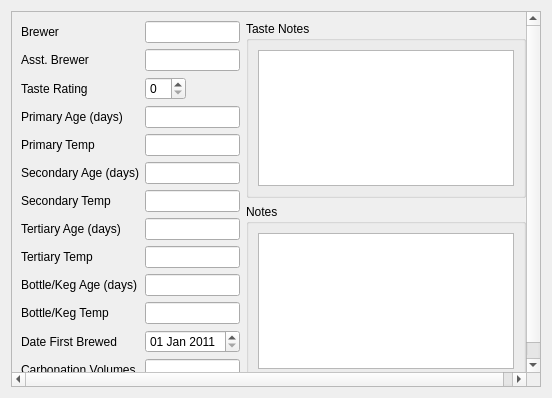
First picture: the form in ui/recipeExtrasWidget.ui, repository Brewtarget/brewtarget, before the edit.
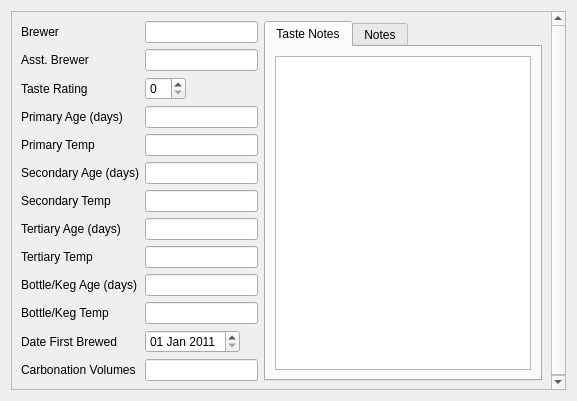
Second picture: the form after the edit.

Commit message: Compacted the style editor and recipe extras widgets.

What changed in the file:
```diff
--- a/ui/recipeExtrasWidget.ui
+++ b/ui/recipeExtrasWidget.ui
@@ -6,8 +6,8 @@
    <rect>
     <x>0</x>
     <y>0</y>
-    <width>552</width>
-    <height>398</height>
+    <width>577</width>
+    <height>401</height>
    </rect>
   </property>
   <property name="windowTitle">
@@ -24,8 +24,8 @@
        <rect>
         <x>0</x>
         <y>0</y>
-        <width>538</width>
-        <height>384</height>
+        <width>563</width>
+        <height>387</height>
        </rect>
       </property>
       <layout class="QHBoxLayout" name="horizontalLayout_4">
@@ -345,11 +345,15 @@
        <item>
         <layout class="QVBoxLayout" name="verticalLayout">
          <item>
-          <widget class="QGroupBox" name="groupBox">
-           <property name="title">
+          <widget class="QTabWidget" name="tabWidget">
+           <property name="currentIndex">
+            <number>0</number>
+           </property>
+           <widget class="QWidget" name="tab">
+            <attribute name="title">
             <string>Taste Notes</string>
-           </property>
-           <layout class="QHBoxLayout" name="horizontalLayout_2">
+            </attribute>
+            <layout class="QVBoxLayout" name="verticalLayout_2">
             <item>
              <widget class="QPlainTextEdit" name="plainTextEdit_tasteNotes">
               <property name="minimumSize">
@@ -362,13 +366,11 @@
             </item>
            </layout>
           </widget>
-         </item>
-         <item>
-          <widget class="QGroupBox" name="groupBox_2">
-           <property name="title">
+           <widget class="QWidget" name="tab_2">
+            <attribute name="title">
             <string>Notes</string>
-           </property>
-           <layout class="QHBoxLayout" name="horizontalLayout_3">
+            </attribute>
+            <layout class="QVBoxLayout" name="verticalLayout_3">
             <item>
              <widget class="QPlainTextEdit" name="plainTextEdit_notes">
               <property name="minimumSize">
@@ -380,6 +382,7 @@
              </widget>
             </item>
            </layout>
+           </widget>
           </widget>
          </item>
         </layout>
```
Lines whose indentation alone changed are shown as unchanged. The commit also changes 2 other files.
